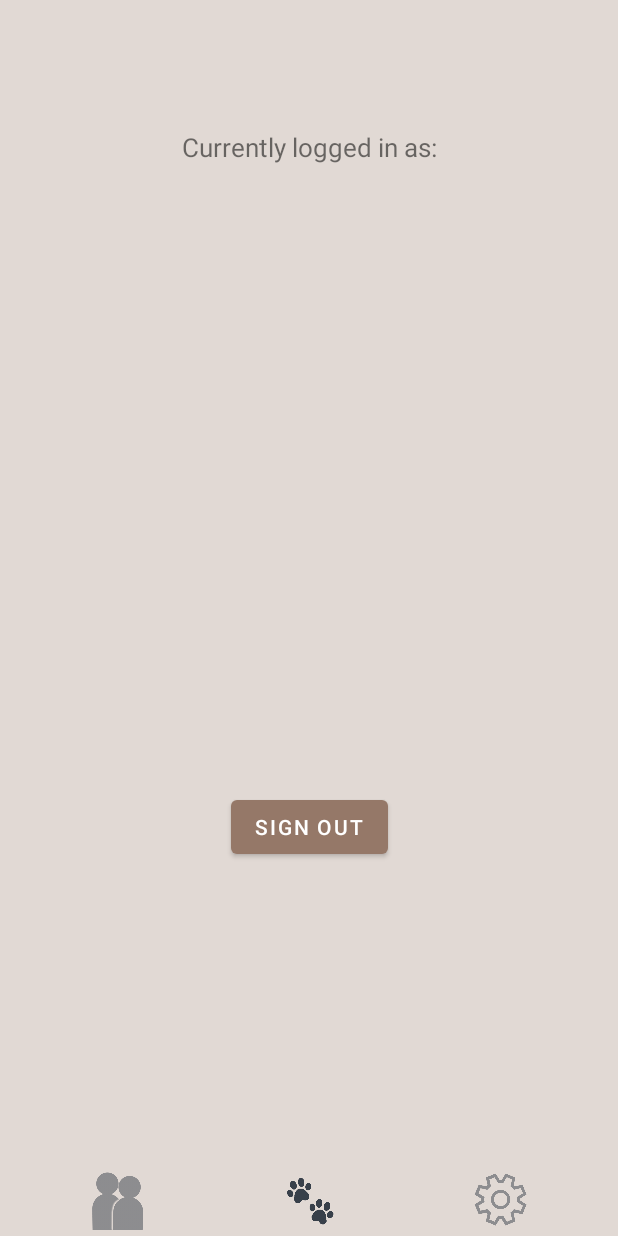
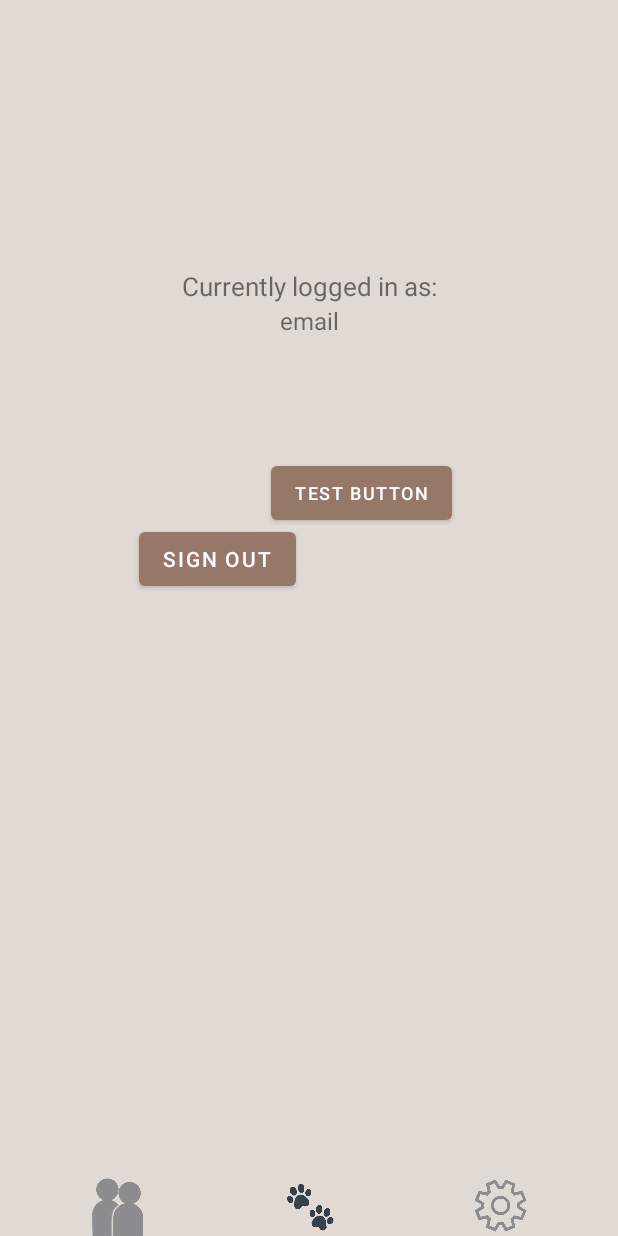
Before and after one commit to sramamikolaj/Hau-Android-app, an Android app: the ManagementFragment screen opened through its navigation route, on a phone screen of 412 x 824 dp. Run offline under Robolectric (Android 15) with nearby library versions, the phone set to English and light mode, and no system bars; our stand-ins replace Firebase (no records; nobody signed in at launch, a user with empty details on screens opened directly).

Commit message:
Added profile update in firebase + scrollable view in Management Fragment

```diff
--- a/app/build.gradle
+++ b/app/build.gradle
@@ -44,6 +44,9 @@ dependencies {
     implementation 'androidx.navigation:navigation-fragment-ktx:2.4.2'
     implementation 'androidx.navigation:navigation-ui-ktx:2.4.2'
     implementation 'com.google.firebase:firebase-auth-ktx:21.0.1'
+    implementation 'com.google.firebase:firebase-firestore-ktx'
+    implementation platform('com.google.firebase:firebase-bom:29.3.1')
+    implementation 'com.google.firebase:firebase-database-ktx:20.0.4'
     testImplementation 'junit:junit:4.13.2'
     androidTestImplementation 'androidx.test.ext:junit:1.1.3'
     androidTestImplementation 'androidx.test.espresso:espresso-core:3.4.0'
--- a/app/src/main/java/com/msmmhm/hauimetyourmother/MainActivity.kt
+++ b/app/src/main/java/com/msmmhm/hauimetyourmother/MainActivity.kt
@@ -17,11 +17,14 @@ import com.msmmhm.hauimetyourmother.databinding.ActivityMainBinding
 class MainActivity : AppCompatActivity() {
     private lateinit var binding: ActivityMainBinding
     private lateinit var auth: FirebaseAuth
+    var userProfile: UserProfile = UserProfile()
+
     override fun onCreate(savedInstanceState: Bundle?) {
         super.onCreate(savedInstanceState)
         binding = ActivityMainBinding.inflate(layoutInflater)
         setContentView(binding.root)
-        auth = Firebase.auth
+
+        userProfile.getFromDatabase()
 
         binding.GoToFriends.setOnClickListener{
             goToFriends()
@@ -33,6 +36,7 @@ class MainActivity : AppCompatActivity() {
             goToDashboard()
         }
     }
+
 
     private fun goToFriends(){
         Snackbar.make(binding.root, "Not yet implemented", Snackbar.LENGTH_SHORT)
--- a/app/src/main/java/com/msmmhm/hauimetyourmother/ManagementFragment.kt
+++ b/app/src/main/java/com/msmmhm/hauimetyourmother/ManagementFragment.kt
@@ -1,18 +1,19 @@
 package com.msmmhm.hauimetyourmother
 
+import android.content.ContentValues.TAG
 import android.content.Intent
 import android.os.Bundle
-import androidx.fragment.app.Fragment
+import android.util.Log
 import android.view.LayoutInflater
 import android.view.View
 import android.view.ViewGroup
 import android.widget.Toast
-import androidx.navigation.fragment.findNavController
+import androidx.fragment.app.Fragment
 import com.google.firebase.auth.FirebaseAuth
 import com.google.firebase.auth.ktx.auth
+import com.google.firebase.firestore.DocumentSnapshot
+import com.google.firebase.firestore.FirebaseFirestore
 import com.google.firebase.ktx.Firebase
-import com.msmmhm.hauimetyourmother.databinding.ActivityMainBinding
-import com.msmmhm.hauimetyourmother.databinding.FragmentLoginBinding
 import com.msmmhm.hauimetyourmother.databinding.FragmentManagementBinding
 
 
@@ -20,10 +21,10 @@ class ManagementFragment : Fragment() {
     private lateinit var binding: FragmentManagementBinding
     private lateinit var auth: FirebaseAuth
 
+
     override fun onCreate(savedInstanceState: Bundle?) {
         super.onCreate(savedInstanceState)
         auth = Firebase.auth
-
     }
 
     override fun onCreateView(
@@ -37,17 +38,18 @@ class ManagementFragment : Fragment() {
     override fun onViewCreated(view: View, savedInstanceState: Bundle?) {
         super.onViewCreated(view, savedInstanceState)
 
-        //Temporary username shower
-        binding.UserEmail.text = auth.currentUser?.email
-
         //Log out button
         binding.SignOutButton.setOnClickListener{
             auth.signOut()
-            Toast.makeText(getContext(),"Signed out",Toast.LENGTH_SHORT).show()
+            Toast.makeText(context,"Signed out",Toast.LENGTH_SHORT).show()
             val i = Intent(activity, LoginAndRegister::class.java)
             activity?.finish()
             startActivity(i)
         }
+        binding.FirestoreTestButton.setOnClickListener {
+            val test = (activity as MainActivity).userProfile.getHashMap().get("username")
+            Toast.makeText(context, test, Toast.LENGTH_SHORT).show()
+        }
     }
 
 }
--- /dev/null
+++ b/app/src/main/java/com/msmmhm/hauimetyourmother/UserProfile.kt
@@ -0,0 +1,51 @@
+package com.msmmhm.hauimetyourmother
+
+import android.content.ContentValues.TAG
+import android.util.Log
+import com.google.firebase.auth.FirebaseAuth
+import com.google.firebase.auth.ktx.auth
+import com.google.firebase.firestore.CollectionReference
+import com.google.firebase.firestore.FirebaseFirestore
+import com.google.firebase.ktx.Firebase
+
+class UserProfile(
+
+){
+    private var auth: FirebaseAuth = Firebase.auth
+    private var userProfiles: CollectionReference = FirebaseFirestore.getInstance().collection("userProfiles")
+
+    //User's profile variables:
+    private var username = ""
+    private var email = ""
+
+
+    fun setData(usernameToSet: String, emailToSet: String){
+        username = usernameToSet
+        email = emailToSet
+    }
+    fun getHashMap(): HashMap<String, String> {
+        return hashMapOf(
+            "username" to username,
+            "email" to email
+        )
+    }
+    fun updateToDatabase(){
+        userProfiles.document(auth.currentUser?.uid.toString()).set(getHashMap())
+    }
+    fun getFromDatabase(){
+        val docRef = userProfiles.document(auth.currentUser?.uid.toString())
+        docRef.get()
+            .addOnSuccessListener { document ->
+                if (document != null) {
+                    val data = document.data
+                    username = data?.get("username").toString()
+                    email = data?.get("email").toString()
+                } else {
+                    Log.d(TAG, "No such document")
+                }
+            }
+            .addOnFailureListener { exception ->
+                Log.d(TAG, "get failed with ", exception)
+            }
+    }
+}
--- a/app/src/main/res/layout/activity_main.xml
+++ b/app/src/main/res/layout/activity_main.xml
@@ -6,11 +6,22 @@
     android:layout_height="match_parent"
     tools:context=".MainActivity">
 
+    <androidx.fragment.app.FragmentContainerView
+        android:id="@+id/MainNavigation"
+        android:name="androidx.navigation.fragment.NavHostFragment"
+        android:layout_width="409dp"
+        android:layout_height="599dp"
+        app:defaultNavHost="true"
+        app:layout_constraintBottom_toTopOf="@+id/NavigationBar"
+        app:layout_constraintEnd_toEndOf="parent"
+        app:layout_constraintStart_toStartOf="parent"
+        app:layout_constraintTop_toTopOf="parent"
+        app:navGraph="@navigation/main_navigation" />
+
     <androidx.constraintlayout.widget.ConstraintLayout
         android:id="@+id/NavigationBar"
         android:layout_width="match_parent"
         android:layout_height="40dp"
-        android:layout_marginBottom="4dp"
         app:layout_constraintBottom_toBottomOf="parent"
         app:layout_constraintEnd_toEndOf="parent"
         app:layout_constraintStart_toStartOf="parent">
@@ -45,15 +56,4 @@
             app:srcCompat="@drawable/summary_temp" />
     </androidx.constraintlayout.widget.ConstraintLayout>
 
-    <androidx.fragment.app.FragmentContainerView
-        android:id="@+id/MainNavigation"
-        android:name="androidx.navigation.fragment.NavHostFragment"
-        android:layout_width="409dp"
-        android:layout_height="599dp"
-        app:defaultNavHost="true"
-        app:layout_constraintEnd_toEndOf="parent"
-        app:layout_constraintStart_toStartOf="parent"
-        app:layout_constraintTop_toTopOf="parent"
-        app:navGraph="@navigation/main_navigation" />
-
 </androidx.constraintlayout.widget.ConstraintLayout>
--- a/app/src/main/res/layout/fragment_management.xml
+++ b/app/src/main/res/layout/fragment_management.xml
@@ -1,10 +1,16 @@
 <?xml version="1.0" encoding="utf-8"?>
-<androidx.constraintlayout.widget.ConstraintLayout xmlns:android="http://schemas.android.com/apk/res/android"
+<ScrollView
+    xmlns:android="http://schemas.android.com/apk/res/android"
     xmlns:app="http://schemas.android.com/apk/res-auto"
     xmlns:tools="http://schemas.android.com/tools"
+    android:layout_height="match_parent"
     android:layout_width="match_parent"
-    android:layout_height="match_parent"
-    tools:context=".ManagementFragment">
+    tools:context=".ManagementFragment"
+    android:fillViewport="true">
+
+    <androidx.constraintlayout.widget.ConstraintLayout
+        android:layout_width="match_parent"
+        android:layout_height="match_parent">
 
         <Button
             android:id="@+id/SignOutButton"
@@ -14,7 +20,10 @@
             android:text="@string/sign_out_button"
             app:layout_constraintBottom_toBottomOf="parent"
             app:layout_constraintEnd_toEndOf="parent"
-        app:layout_constraintStart_toStartOf="parent" />
+            app:layout_constraintHorizontal_bias="0.3"
+            app:layout_constraintStart_toStartOf="parent"
+            app:layout_constraintTop_toTopOf="@+id/FirestoreTestButton"
+            app:layout_constraintVertical_bias="0.14" />
 
         <TextView
             android:id="@+id/TempLoggedAsText"
@@ -36,4 +45,19 @@
             app:layout_constraintEnd_toEndOf="@+id/TempLoggedAsText"
             app:layout_constraintStart_toStartOf="@+id/TempLoggedAsText"
             app:layout_constraintTop_toBottomOf="@+id/TempLoggedAsText" />
+
+        <Button
+            android:id="@+id/FirestoreTestButton"
+            android:layout_width="wrap_content"
+            android:layout_height="wrap_content"
+            android:layout_marginTop="80dp"
+            android:text="Test Button"
+            android:textSize="12sp"
+            app:layout_constraintEnd_toEndOf="parent"
+            app:layout_constraintHorizontal_bias="0.621"
+            app:layout_constraintStart_toStartOf="parent"
+            app:layout_constraintTop_toBottomOf="@+id/UserEmail" />
+
     </androidx.constraintlayout.widget.ConstraintLayout>
+
+</ScrollView>
```
Also changed, not shown: app/src/main/java/com/msmmhm/hauimetyourmother/LoginFragment.kt (+7 -3 lines), app/src/main/java/com/msmmhm/hauimetyourmother/RegisterFragment.kt (+14 -4 lines). Lines whose indentation alone changed are shown as unchanged.
